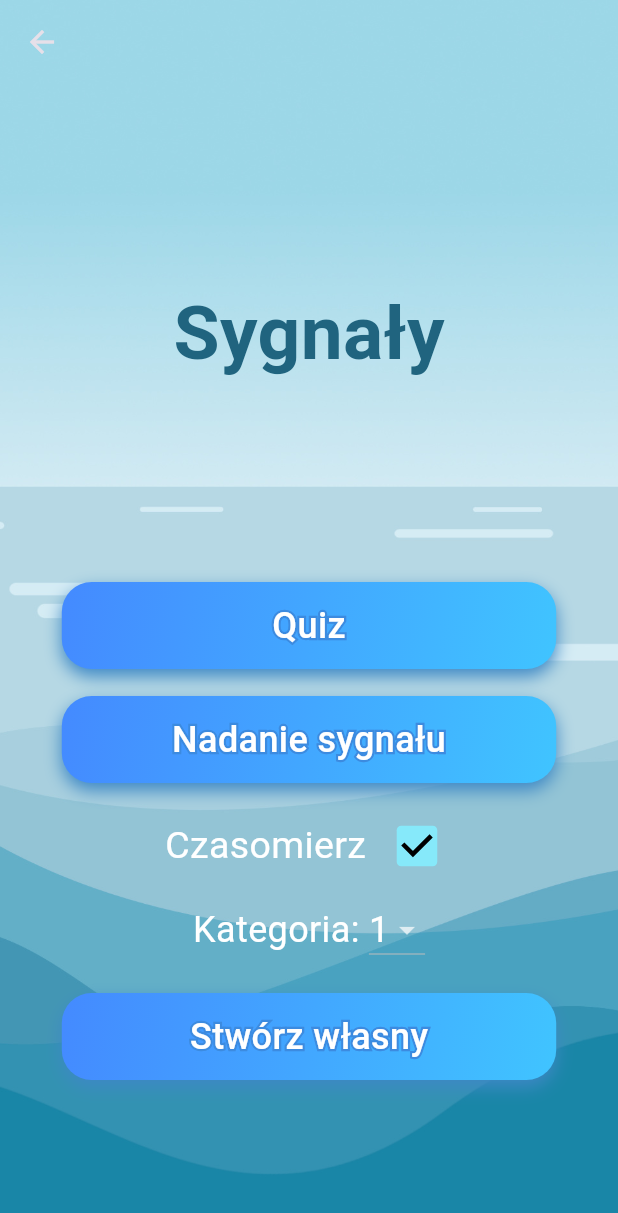
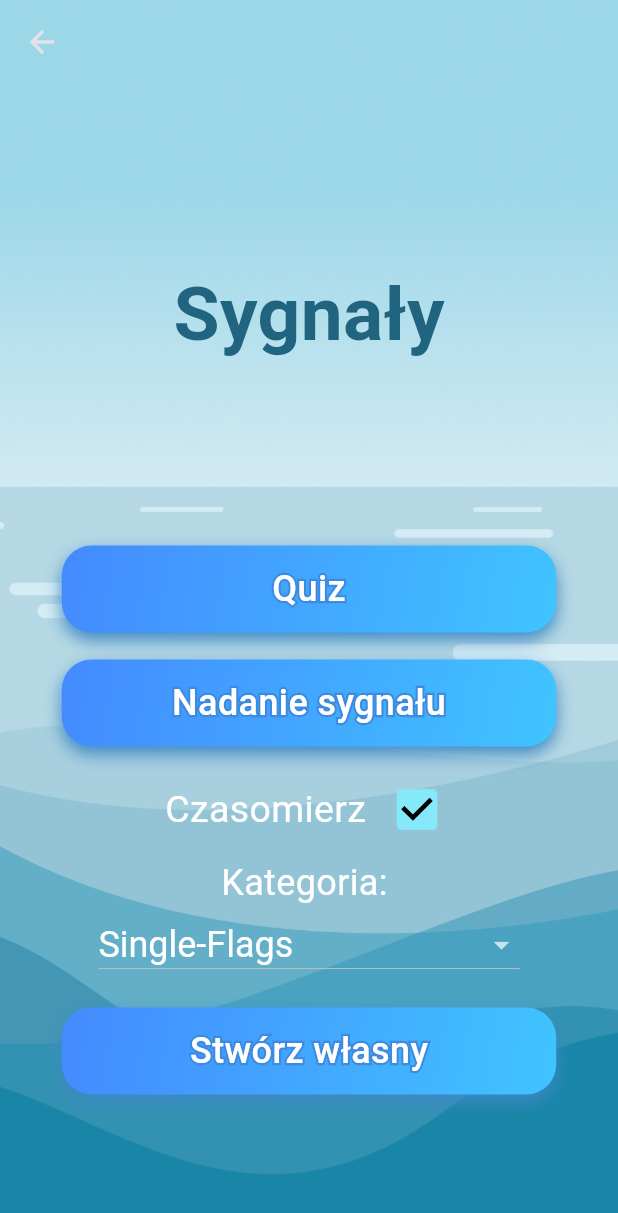
Before and after one commit to nmikolaj/signal_flags_app, a Flutter app: the SignalMenuScreen screen opened directly, on a phone screen of 412 x 824 dp. Shown: the top 1213 px of the screen. Run offline on Flutter 3.47's test engine with Material 3 defaults, Android fonts, the phone set to English and light mode, and no system bars; drawn by our look-alikes of stroke_text; our stand-ins replace get, share_plus; missing offline and left inert: widgets_to_image.

Commit message:
add logic for category signals extraction

```diff
--- a/lib/display/signal/signal_menu_screen.dart
+++ b/lib/display/signal/signal_menu_screen.dart
@@ -72,22 +72,25 @@ class SignalMenuScreen extends StatelessWidget {
                       ],
                     )),
                     const SizedBox(height: 8),
-                    Obx(() => Row(
-                      mainAxisAlignment: MainAxisAlignment.center,
+                    Obx(() => Column(
                       children: [
                         Text(
                           "Kategoria: ",
                           style: TextStyle(color: kWhiteColor, fontSize: 24),
                         ),
-                        DropdownButton<int>(
+                        Center(
+                          child: DropdownButton<int>(
                                 value: _controller.selectedFlagCount.value,
                                 items: const [
-                                DropdownMenuItem(
-                                    value: 1, child: Text('1')),
-                                DropdownMenuItem(
-                                    value: 2, child: Text('2')),
-                                DropdownMenuItem(
-                                    value: 3, child: Text('3')),
+                                  DropdownMenuItem(value: 1, child: Text('Single-Flags')),
+                                  DropdownMenuItem(value: 2, child: Text('Distress-Emergency')),
+                                  DropdownMenuItem(value: 3, child: Text('Position-Rescue')),
+                                  DropdownMenuItem(value: 4, child: Text('Casualties-Damages')),
+                                  DropdownMenuItem(value: 5, child: Text('Navigation-Hydrography')),
+                                  DropdownMenuItem(value: 6, child: Text('Maneuvers')),
+                                  DropdownMenuItem(value: 7, child: Text('Miscellaneous')),
+                                  DropdownMenuItem(value: 8, child: Text('Meteorology-Weather')),
+                                  DropdownMenuItem(value: 9, child: Text('Communications')),
                                 ],
                                 onChanged: (value) {
                                   if (value != null) {
@@ -98,6 +101,7 @@ class SignalMenuScreen extends StatelessWidget {
                                 style: TextStyle(
                                     color: kWhiteColor,
                                     fontSize: 24),
+                          ),
                         ),
                       ],
                     )),
```
Also changed, not shown: lib/controllers/transmit_controller.dart (+39 -8 lines). Lines whose indentation alone changed are shown as unchanged.
